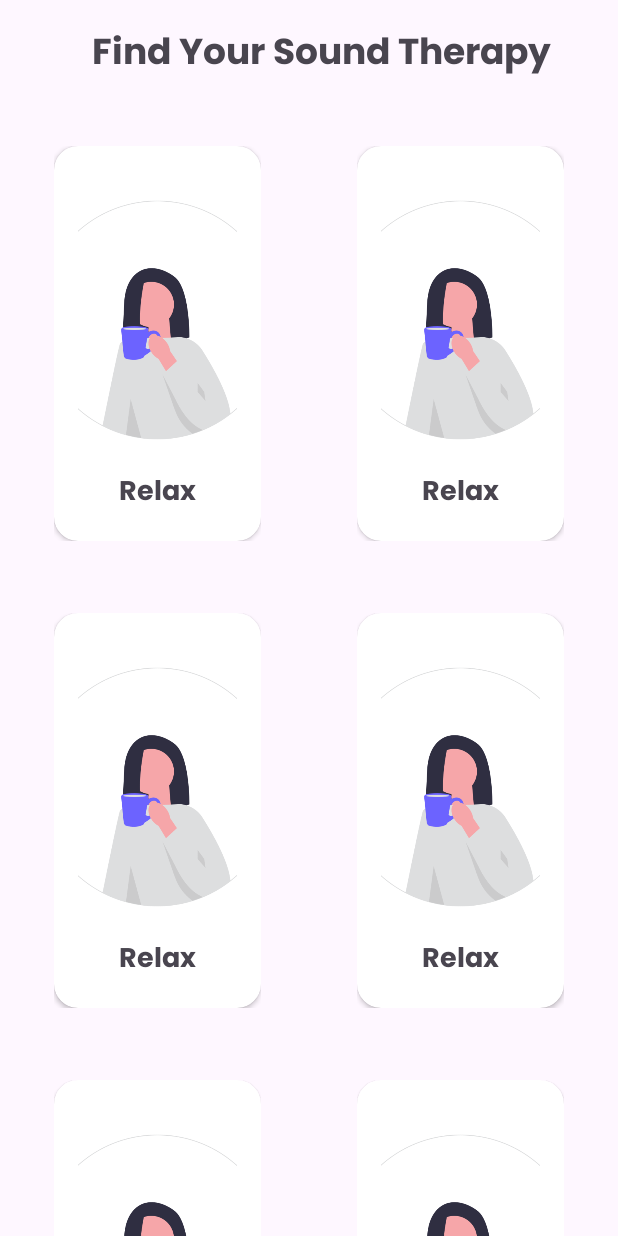
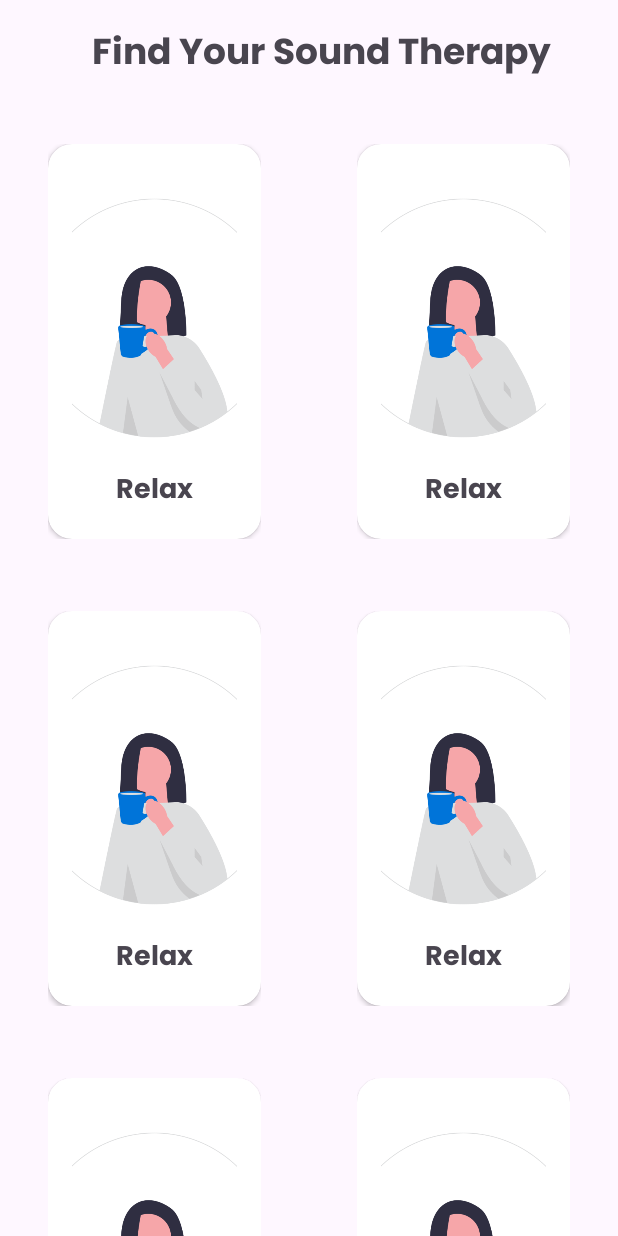
Before and after one commit to PsyHeart-Capstone-Project/Mobile-Development, an Android app: the layout fragment_discover.xml on its own in the app's theme, with its tools: preview values and no code run, on a phone screen of 412 x 824 dp. Run offline under Robolectric (Android 15) with nearby library versions, the phone set to English and light mode, and no system bars.

Commit message:
adjust color image_discover_relax

```diff
--- a/app/src/main/AndroidManifest.xml
+++ b/app/src/main/AndroidManifest.xml
@@ -12,6 +12,12 @@
         android:supportsRtl="true"
         android:theme="@style/Theme.PsyHeart"
         tools:targetApi="31">
+        <activity
+            android:name=".ui.profile.ProfileActivity"
+            android:exported="false" />
+        <activity
+            android:name=".ui.discover.DiscoverActivity"
+            android:exported="false" />
         <activity
             android:name=".ui.home_detail.HomeDetailActivity"
             android:exported="false" />
--- a/app/src/main/res/layout/fragment_discover.xml
+++ b/app/src/main/res/layout/fragment_discover.xml
@@ -22,10 +22,10 @@
 
     <androidx.recyclerview.widget.RecyclerView
         android:id="@+id/discoverRecyclerView"
-        android:layout_width="0dp"
-        android:layout_height="wrap_content"
+        android:layout_width="wrap_content"
+        android:layout_height="match_parent"
         android:layout_marginStart="4dp"
-        android:layout_marginTop="8dp"
+        android:layout_marginTop="64dp"
         android:layout_marginEnd="4dp"
         app:layoutManager="androidx.recyclerview.widget.GridLayoutManager"
         app:layout_constraintEnd_toEndOf="parent"
```
Also changed, not shown: app/src/main/java/com/capstone/psyheart/ui/discover/DiscoverActivity.kt (added, +21 -0 lines), app/src/main/java/com/capstone/psyheart/ui/profile/ProfileActivity.kt (added, +21 -0 lines), app/src/main/res/layout/activity_discover.xml (added, +10 -0 lines), app/src/main/res/layout/activity_profile.xml (added, +10 -0 lines), app/src/main/res/drawable/image_discover_relax.png.
